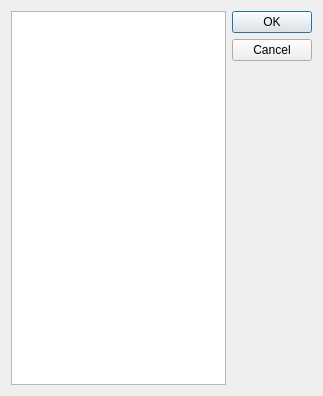
Old version of the form editor/SelectWoiceDialog.ui in the repository yuxshao/ptcollab.
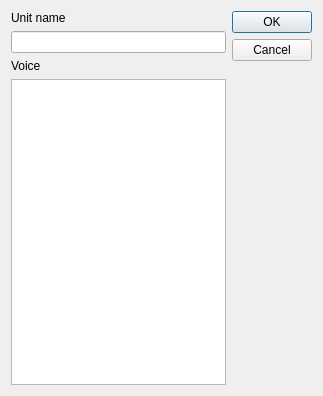
New version of the form.

Commit message: choose unit name

```diff
--- a/editor/SelectWoiceDialog.ui
+++ b/editor/SelectWoiceDialog.ui
@@ -15,7 +15,28 @@
   </property>
   <layout class="QHBoxLayout" name="horizontalLayout">
    <item>
-    <widget class="QListWidget" name="woiceList"/>
+    <layout class="QVBoxLayout" name="verticalLayout">
+     <item>
+      <widget class="QLabel" name="label">
+       <property name="text">
+        <string>Unit name</string>
+       </property>
+      </widget>
+     </item>
+     <item>
+      <widget class="QLineEdit" name="unitName"/>
+     </item>
+     <item>
+      <widget class="QLabel" name="label_2">
+       <property name="text">
+        <string>Voice</string>
+       </property>
+      </widget>
+     </item>
+     <item>
+      <widget class="QListWidget" name="woiceList"/>
+     </item>
+    </layout>
    </item>
    <item>
     <widget class="QDialogButtonBox" name="buttonBox">
```
The commit also changes 5 other files.
